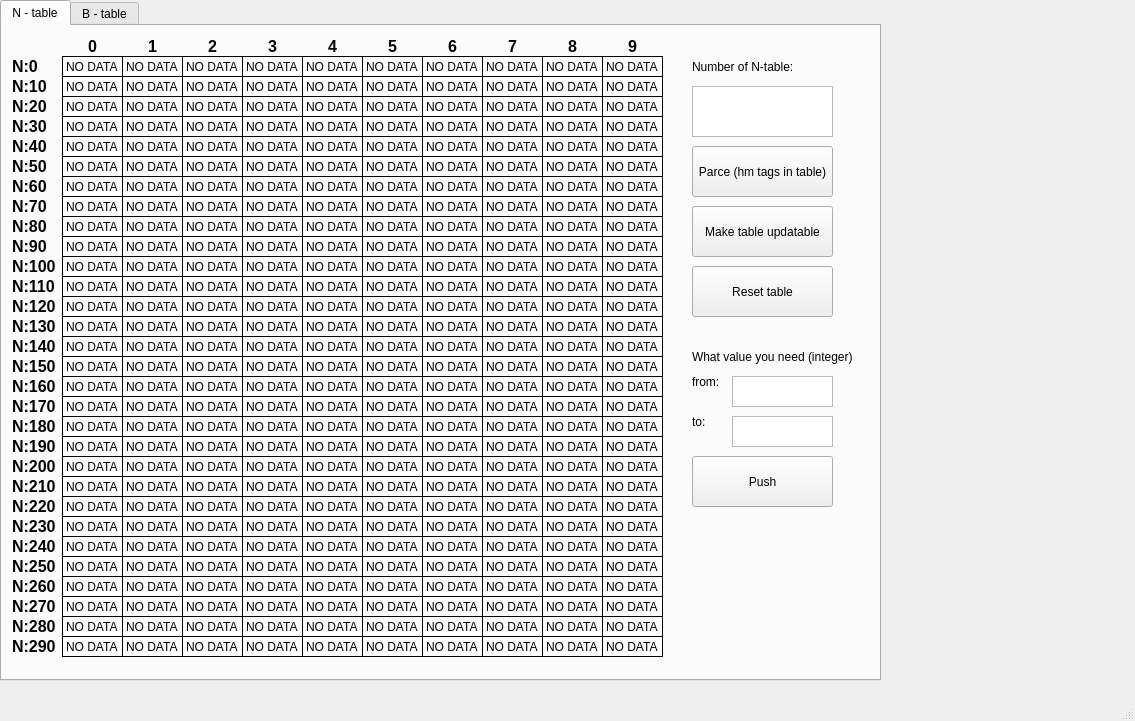
Old version of the form parcing/parcing.ui in the repository ErmekZhumagulov/aseptic-scada.
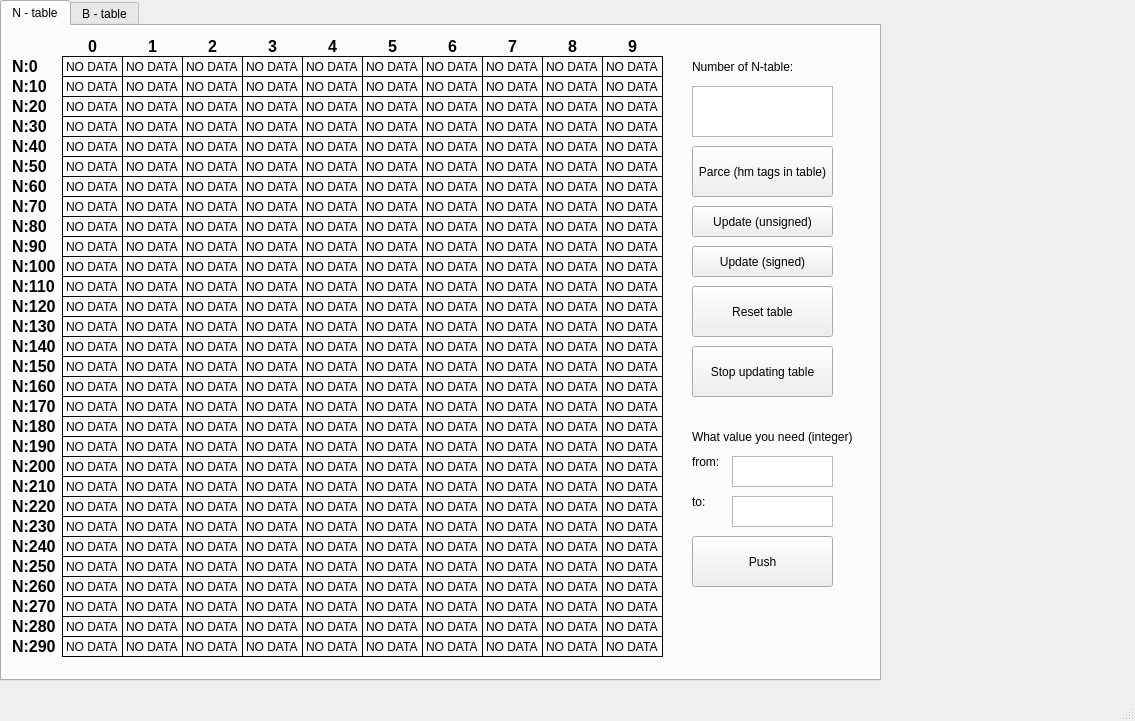
New version of the form.

The edit to the form file:
```diff
--- a/parcing/parcing.ui
+++ b/parcing/parcing.ui
@@ -6510,7 +6510,7 @@
       <property name="geometry">
        <rect>
         <x>690</x>
-        <y>240</y>
+        <y>260</y>
         <width>141</width>
         <height>51</height>
        </rect>
@@ -6523,7 +6523,7 @@
       <property name="geometry">
        <rect>
         <x>690</x>
-        <y>320</y>
+        <y>400</y>
         <width>161</width>
         <height>21</height>
        </rect>
@@ -6536,17 +6536,17 @@
       <property name="geometry">
        <rect>
         <x>730</x>
-        <y>350</y>
-        <width>101</width>
-        <height>31</height>
-       </rect>
-      </property>
-     </widget>
-     <widget class="QPushButton" name="pushButton_3">
-      <property name="geometry">
-       <rect>
-        <x>690</x>
         <y>430</y>
+        <width>101</width>
+        <height>31</height>
+       </rect>
+      </property>
+     </widget>
+     <widget class="QPushButton" name="pushButton_3">
+      <property name="geometry">
+       <rect>
+        <x>690</x>
+        <y>510</y>
         <width>141</width>
         <height>51</height>
        </rect>
@@ -6559,7 +6559,7 @@
       <property name="geometry">
        <rect>
         <x>690</x>
-        <y>340</y>
+        <y>420</y>
         <width>71</width>
         <height>31</height>
        </rect>
@@ -6572,7 +6572,7 @@
       <property name="geometry">
        <rect>
         <x>690</x>
-        <y>380</y>
+        <y>460</y>
         <width>71</width>
         <height>31</height>
        </rect>
@@ -6585,7 +6585,7 @@
       <property name="geometry">
        <rect>
         <x>730</x>
-        <y>390</y>
+        <y>470</y>
         <width>101</width>
         <height>31</height>
        </rect>
@@ -6595,13 +6595,39 @@
       <property name="geometry">
        <rect>
         <x>690</x>
+        <y>220</y>
+        <width>141</width>
+        <height>31</height>
+       </rect>
+      </property>
+      <property name="text">
+       <string>Update (signed)</string>
+      </property>
+     </widget>
+     <widget class="QPushButton" name="pushButton_5">
+      <property name="geometry">
+       <rect>
+        <x>690</x>
         <y>180</y>
         <width>141</width>
+        <height>31</height>
+       </rect>
+      </property>
+      <property name="text">
+       <string>Update (unsigned)</string>
+      </property>
+     </widget>
+     <widget class="QPushButton" name="pushButton_6">
+      <property name="geometry">
+       <rect>
+        <x>690</x>
+        <y>320</y>
+        <width>141</width>
         <height>51</height>
        </rect>
       </property>
       <property name="text">
-       <string>Make table updatable</string>
+       <string>Stop updating table</string>
       </property>
      </widget>
     </widget>
```
